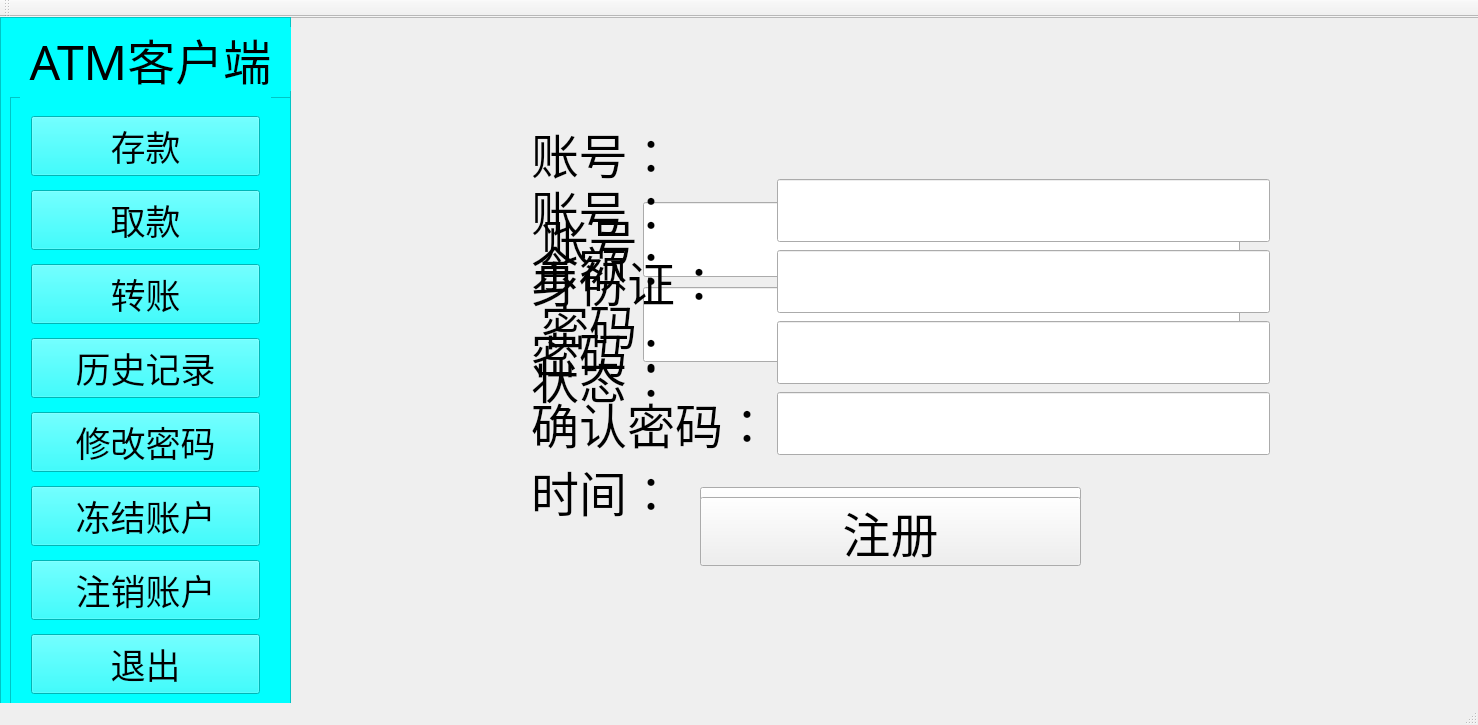
First picture: the form in Client.ui, repository jiyilin/AutomaticTellerMachine, before the edit.
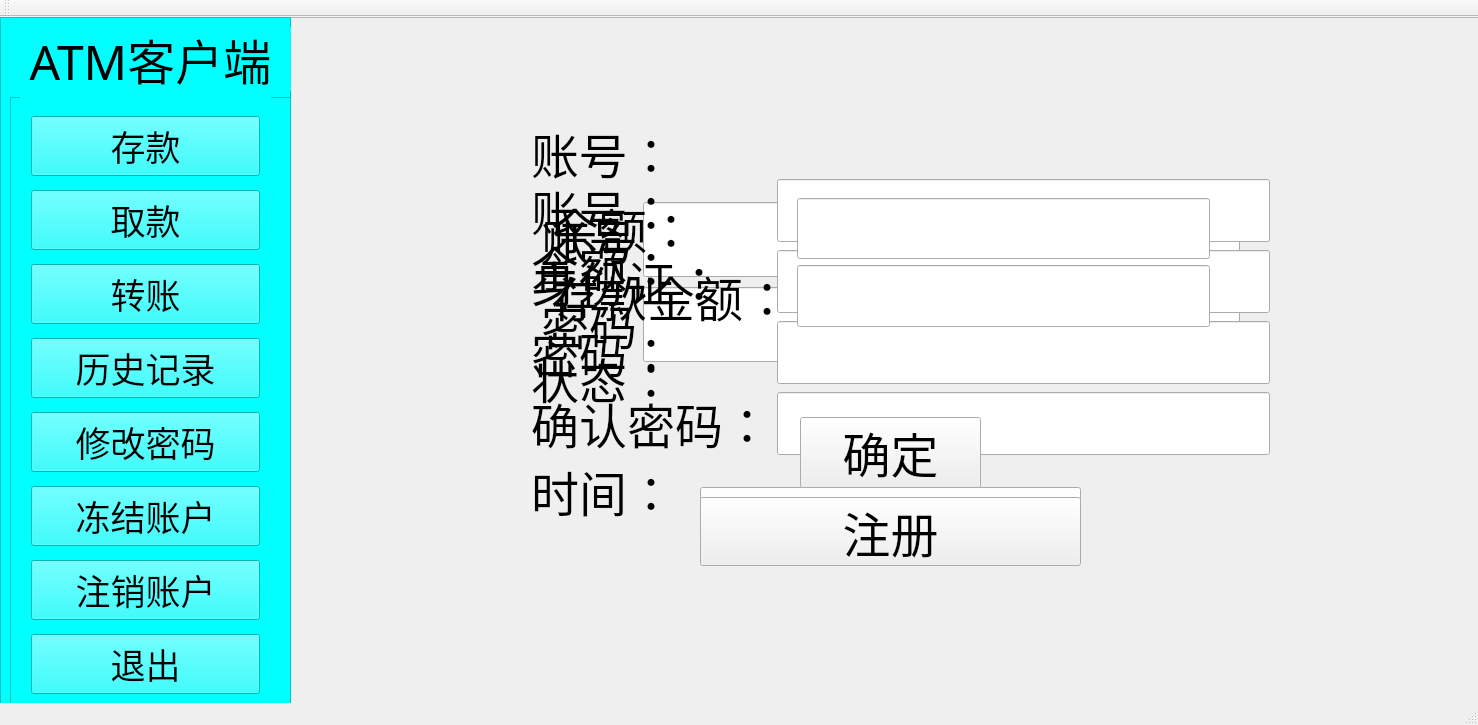
Second picture: the form after the edit. Icons and pictures are not drawn.

Commit message: finsh User Withdrawal

```diff
--- a/Client.ui
+++ b/Client.ui
@@ -683,6 +683,99 @@
          </item>
         </layout>
        </widget>
+       <widget class="QFrame" name="WithdrawalWindow">
+        <property name="geometry">
+         <rect>
+          <x>0</x>
+          <y>0</y>
+          <width>1191</width>
+          <height>691</height>
+         </rect>
+        </property>
+        <property name="frameShape">
+         <enum>QFrame::StyledPanel</enum>
+        </property>
+        <property name="frameShadow">
+         <enum>QFrame::Raised</enum>
+        </property>
+        <widget class="QPushButton" name="WithdrawalPushButton">
+         <property name="geometry">
+          <rect>
+           <x>510</x>
+           <y>400</y>
+           <width>181</width>
+           <height>71</height>
+          </rect>
+         </property>
+         <property name="font">
+          <font>
+           <family>微软雅黑</family>
+           <pointsize>36</pointsize>
+          </font>
+         </property>
+         <property name="text">
+          <string>确定</string>
+         </property>
+        </widget>
+        <widget class="QWidget" name="formLayoutWidget_2">
+         <property name="geometry">
+          <rect>
+           <x>250</x>
+           <y>170</y>
+           <width>681</width>
+           <height>151</height>
+          </rect>
+         </property>
+         <layout class="QFormLayout" name="Withdrawal">
+          <item row="0" column="0">
+           <widget class="QLabel" name="label_5">
+            <property name="font">
+             <font>
+              <family>微软雅黑</family>
+              <pointsize>36</pointsize>
+             </font>
+            </property>
+            <property name="text">
+             <string>余额：</string>
+            </property>
+           </widget>
+          </item>
+          <item row="1" column="0">
+           <widget class="QLabel" name="label_6">
+            <property name="font">
+             <font>
+              <family>微软雅黑</family>
+              <pointsize>36</pointsize>
+             </font>
+            </property>
+            <property name="text">
+             <string>存款金额：</string>
+            </property>
+           </widget>
+          </item>
+          <item row="1" column="1">
+           <widget class="QLineEdit" name="WithdrawalInput">
+            <property name="font">
+             <font>
+              <family>微软雅黑</family>
+              <pointsize>36</pointsize>
+             </font>
+            </property>
+           </widget>
+          </item>
+          <item row="0" column="1">
+           <widget class="QLineEdit" name="WithdrawalBalance">
+            <property name="font">
+             <font>
+              <family>微软雅黑</family>
+              <pointsize>36</pointsize>
+             </font>
+            </property>
+           </widget>
+          </item>
+         </layout>
+        </widget>
+       </widget>
       </widget>
      </widget>
      <zorder>gridLayoutWidget</zorder>
```
Left out of the diff: 304 changed lines with no effect on the pictures. The commit also changes 4 other files.
